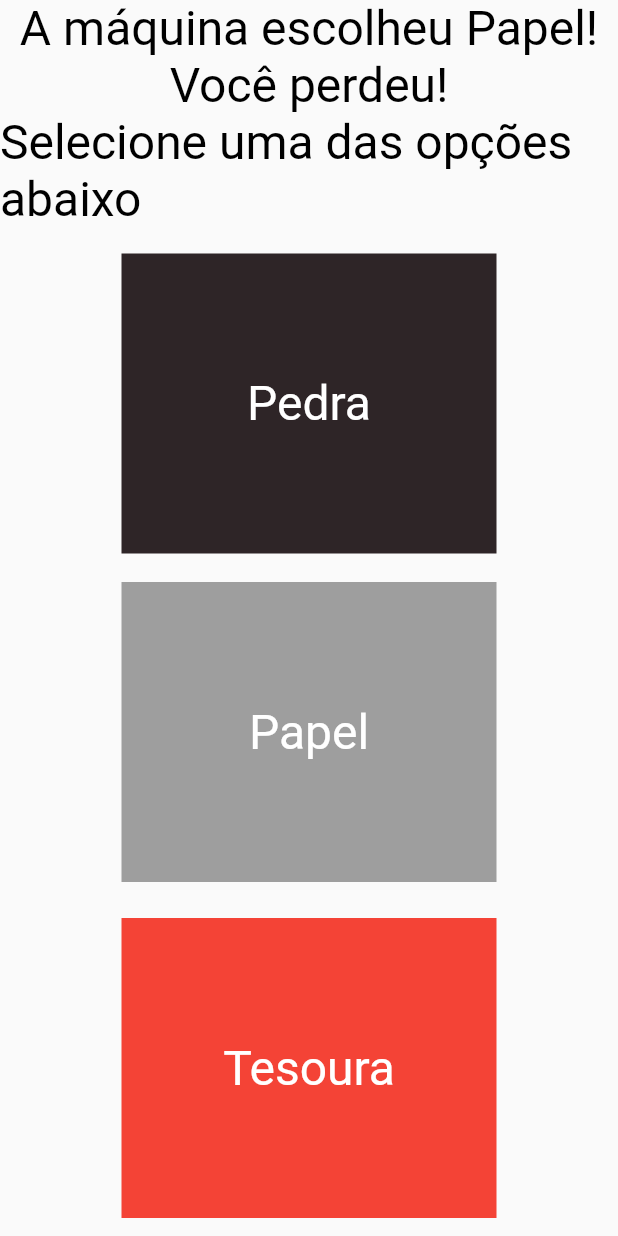
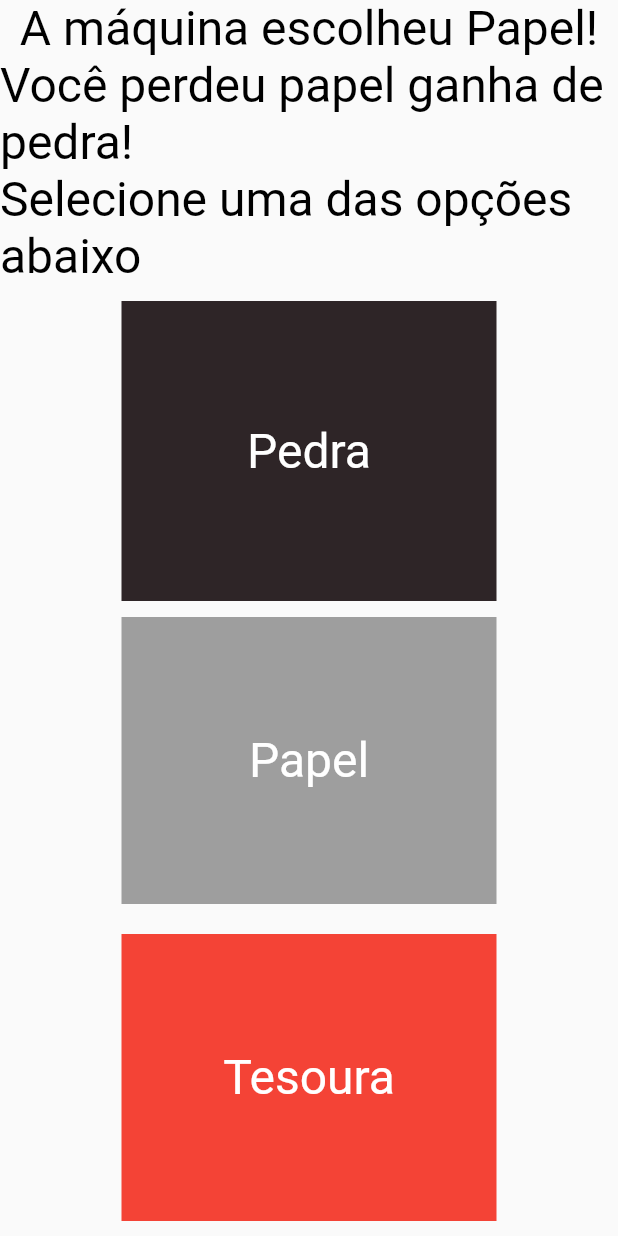
Before and after one commit to pamelacoca/App-jokenpo, a Flutter app: the screen it shows after launch, after a tap on "Pedra", on a phone screen of 412 x 824 dp. Run offline on Flutter 3.47's test engine with Material 2 defaults, Android fonts, the phone set to English and light mode, and no system bars.

Commit message:
Update main.dart
sugestão para mensagem

```diff
--- a/lib/main.dart
+++ b/lib/main.dart
@@ -47,15 +47,15 @@ class _GameAppState extends State<GameApp> {
       (escolhaUsuario == "tesoura" && escolhaMaquina == "papel") ||
       (escolhaUsuario == "papel" && escolhaMaquina == "pedra")
     ) {
-      setState(() => _mensagemUsuario = 'Você ganhou!');
+      setState(() => _mensagemUsuario = 'Você ganhou, $escolhaUsuario ganha de $escolhaMaquina');
     } else if (
        (escolhaUsuario == "tesoura" && escolhaMaquina == "pedra") ||
       (escolhaUsuario == "papel" && escolhaMaquina == "tesoura") ||
       (escolhaUsuario == "pedra" && escolhaMaquina == "papel")
     ) {
-      setState(() => _mensagemUsuario = 'Você perdeu!');
+      setState(() => _mensagemUsuario = 'Você perdeu $escolhaMaquina ganha de $escolhaUsuario!');
     } else {
-      setState(() => _mensagemUsuario = 'Empatamos!');
+      setState(() => _mensagemUsuario = 'Empatamos, $escolhaMaquina e $escolhaUsuario são iguais!');
     }
   }
 
```
